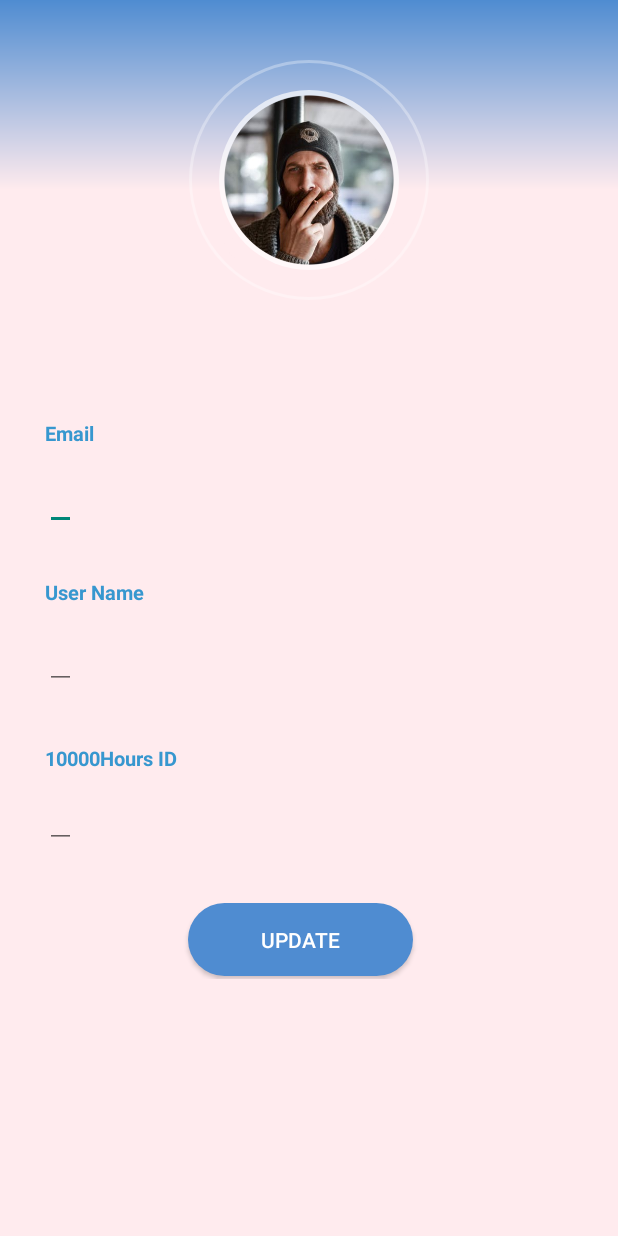
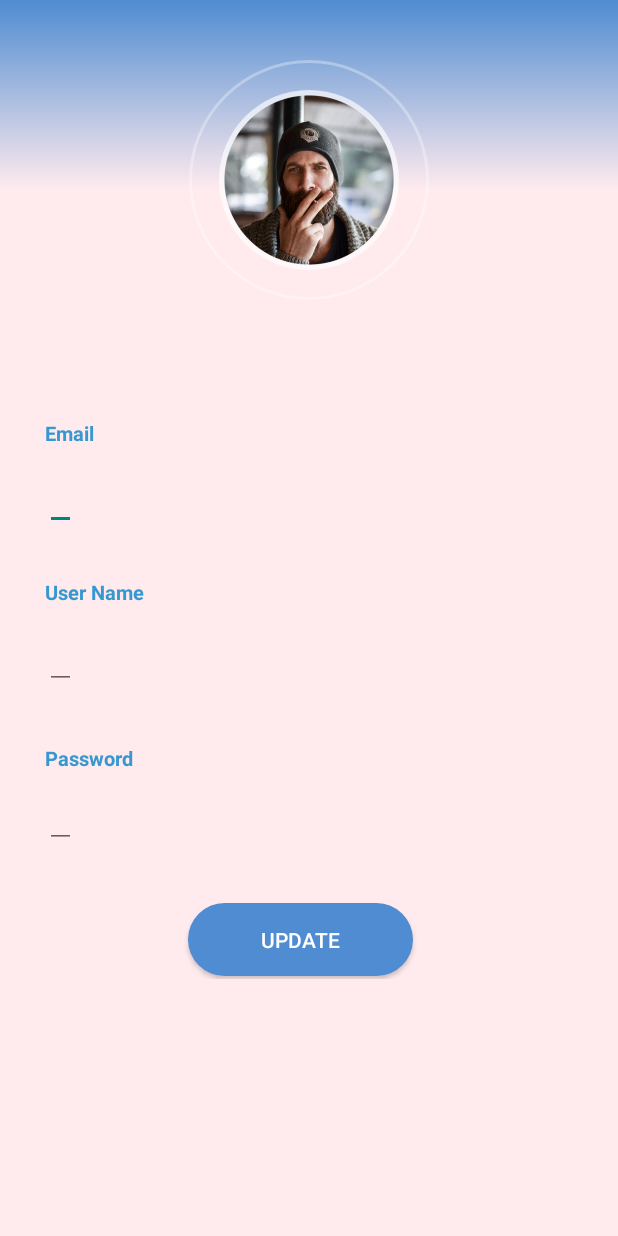
Before and after one commit to sasika1109/AndroidProject, an Android app: the editUserProfile screen opened directly, with no data from a screen before it, on a phone screen of 412 x 824 dp. Run offline under Robolectric (Android 15) with nearby library versions, the phone set to English and light mode, and no system bars.

Commit message:
implemented update method

```diff
--- a/app/src/main/java/com/example/a10000hours/editUserProfile.java
+++ b/app/src/main/java/com/example/a10000hours/editUserProfile.java
@@ -1,14 +1,82 @@
 package com.example.a10000hours;
 
+import android.content.Intent;
 import android.os.Bundle;
+import android.view.View;
+import android.widget.Button;
+import android.widget.EditText;
+import android.widget.TextView;
+import android.widget.Toast;
 
 import androidx.appcompat.app.AppCompatActivity;
 
+import Database.DBHelper;
+
 public class editUserProfile extends AppCompatActivity{
+    DBHelper dbh;
+    String Email,Username,Userid,Password,UserName,EmailUI,UserID,PasswordUser;
+    EditText editTextEmail,textName1,editTextName,editTextName2;
+    Button update;
 
     @Override
     protected void onCreate(Bundle savedInstanceState) {
         super.onCreate(savedInstanceState);
         setContentView(R.layout.activity_edit_userprofile);
+
+          dbh = new DBHelper(this);
+        Intent intent = getIntent();
+
+           Email = intent.getStringExtra(Userprofile.EXTRA_EMAIL);
+           Username = intent.getStringExtra(Userprofile.EXTRA_USERNAME);
+           Userid = intent.getStringExtra(Userprofile.EXTRA_USERID);
+           Password = intent.getStringExtra(Userprofile.EXTRA_PASSWORD);
+
+        update = findViewById(R.id.btn_update);
+        EditText editTextEmail = (EditText)findViewById(R.id.displayEmail);
+        TextView textName1 = (TextView) findViewById(R.id.displayUser);
+        EditText editTextName = (EditText)findViewById(R.id.displayUsername);
+        EditText editTextPass = (EditText)findViewById(R.id.displayPass);
+        textName1.setText(Username);
+        editTextEmail.setText(Email);
+        editTextName.setText(Username);
+        editTextPass.setText(Password);
+
+
+        update.setOnClickListener(new View.OnClickListener() {
+            @Override
+            public void onClick(View view) {
+                updateInfo();
+            }
+        });
+
     }
+
+    public void updateInfo(){
+        EditText email = findViewById(R.id.displayEmail);
+        EditText username = findViewById(R.id.displayUsername);
+        EditText password = findViewById(R.id.displayPass);
+
+        EmailUI =  email.getText().toString();
+        UserName = username.getText().toString();
+        PasswordUser = password.getText().toString();
+        UserID = Userid.toString();
+
+
+       int result = dbh.updateUser(UserID,UserName,EmailUI,PasswordUser);
+
+
+        if(result > 0){
+            Toast.makeText(getApplicationContext(),"Updating Success",Toast.LENGTH_LONG).show();
+            LoginPage();
+
+        }else{
+            Toast.makeText(getApplicationContext(),"Error",Toast.LENGTH_LONG).show();
+        }
+
+    }
+    public void LoginPage(){
+        Intent intent = new Intent(this,SignIn.class);
+        startActivity(intent);
+    }
+
 }
--- a/app/src/main/res/layout/activity_edit_userprofile.xml
+++ b/app/src/main/res/layout/activity_edit_userprofile.xml
@@ -143,13 +143,13 @@
                     android:layout_width="wrap_content"
                     android:layout_height="wrap_content"
                     android:layout_marginTop="10dp"
-                    android:text="10000Hours ID"
+                    android:text="Password"
                     android:textColor="@color/heading"
                     android:textSize="13sp"
                     android:textStyle="bold" />
 
                 <EditText
-                    android:id="@+id/displayId"
+                    android:id="@+id/displayPass"
                     android:layout_width="wrap_content"
                     android:layout_height="wrap_content"
                     android:layout_marginTop="5dp"
```
Also changed, not shown: app/src/main/java/Database/DBHelper.java (+25 -1 lines), app/src/main/java/com/example/a10000hours/Userprofile.java (+31 -9 lines).
